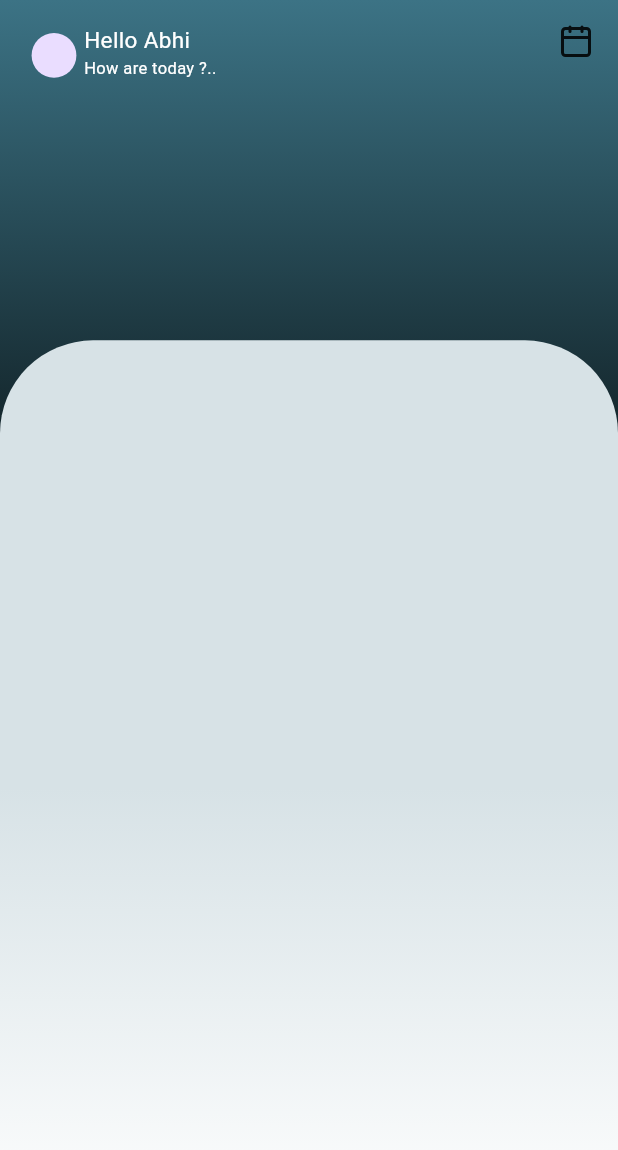
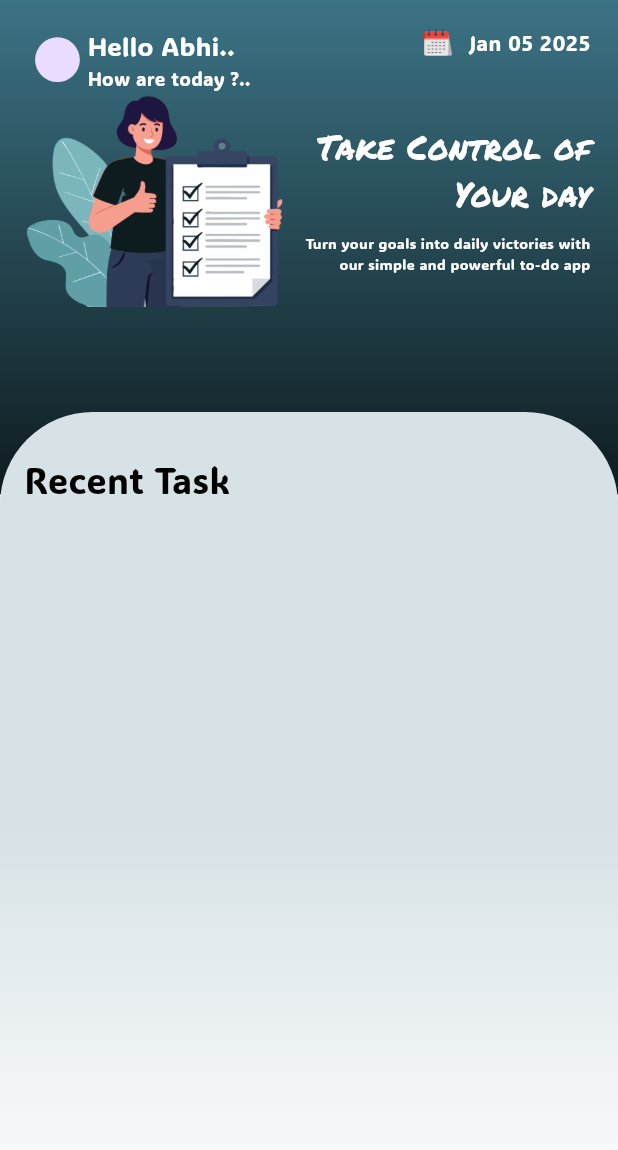
Before and after one commit to Abhijith792001/todo_app, a Flutter app: the screen it shows after launch, on a phone screen of 412 x 824 dp. Shown: the top 1150 px of the screen. Run offline on Flutter 3.47's test engine with Material 3 defaults, Android fonts, the light colour scheme and no system bars; our stand-ins replace dio, flutter_screenutil, get, lucide_icons.

Commit message:
Home page header ui is finished

```diff
--- a/lib/view/home_screen.dart
+++ b/lib/view/home_screen.dart
@@ -52,7 +52,7 @@ class HomeScreen extends StatelessWidget {
           Column(
             children: [
               Container(
-                padding: EdgeInsets.all(16),
+                padding: EdgeInsets.all(16.sp),
                 width: Get.width,
                 height: Get.height * .4,
                 decoration: BoxDecoration(
@@ -63,35 +63,103 @@ class HomeScreen extends StatelessWidget {
                   ),
                 ),
                 child: SafeArea(
-                  child: Row(
+                  child: Column(
+                    children: [
+                      Row(
                         mainAxisAlignment: MainAxisAlignment.spaceBetween,
                         crossAxisAlignment: CrossAxisAlignment.start,
                         children: [
                           Row(
-
-                      crossAxisAlignment: CrossAxisAlignment.start,
+                            crossAxisAlignment: CrossAxisAlignment.center,
                             children: [
-                         Container(
-                          margin:EdgeInsets.only(top: 6),
-                          height: 25.h,
-                          child: CircleAvatar()),
+                              SizedBox(height: 25.h, child: CircleAvatar()),
                               Column(
                                 crossAxisAlignment: CrossAxisAlignment.start,
                                 children: [
-                            Text('Hello Abhi',style: TextStyle(
+                                  Text(
+                                    'Hello Abhi..',
+                                    style: TextStyle(
                                       color: Colors.white,
-                              fontSize: 15
-                            ),),
-                            Text('How are today ?..'
-                            ,style: TextStyle(
+                                      fontSize: 15.sp,
+                                      fontFamily: 'ADLaM',
+                                    ),
+                                  ),
+                                  Text(
+                                    'How are today ?..',
+                                    style: TextStyle(
                                       color: Colors.white,
-                              fontSize: 11,)
-                            )
+                                      fontSize: 11.sp,
+                                      fontFamily: 'ADLaM',
+                                    ),
+                                  ),
                                 ],
                               ),
                             ],
                           ),
-                     Icon(LucideIcons.calendar)
+                          Row(
+                            mainAxisAlignment: MainAxisAlignment.center,
+                            crossAxisAlignment: CrossAxisAlignment.center,
+                            spacing: 10.sp,
+                            children: [
+                              Image.asset(
+                                'assets/images/calendar.png',
+                                height: 16.h,
+                                width: 16.w,
+                              ),
+                              Text(
+                                'Jan 05 2025',
+                                style: TextStyle(
+                                  fontFamily: 'ADLaM',
+                                  color: Colors.white,
+                                ),
+                              ),
+                            ],
+                          ),
+                        ],
+                      ),
+                      Row(
+                        children: [
+                          Container(
+                            // color: Colors.blue,
+                            child: Image.asset(
+                              'assets/images/bg-img.png',
+                              height: 120.h,
+                              width: 160.w,
+                              fit: BoxFit.cover,
+                            ),
+                          ),
+                          Expanded(
+                            child: Container(
+                              // color: Colors.amber,
+                              child: Column(
+                                spacing: 10,
+                                mainAxisAlignment: MainAxisAlignment.end,
+                                crossAxisAlignment: CrossAxisAlignment.end,
+                                children: [
+                                  Text(
+                                    'Take Control of \nYour day',
+                                    textAlign: TextAlign.right,
+                                    style: TextStyle(
+                                      fontSize: 22,
+                                      fontFamily: 'PermanentMarker',
+                                      color: Colors.white,
+                                    ),
+                                  ),
+                                  Text(
+                                    'Turn your goals into daily victories with \nour simple and powerful to-do app',
+                                    textAlign: TextAlign.right,
+                                    style: TextStyle(
+                                      fontFamily: 'ADLaM',
+                                      color: Colors.white,
+                                      fontSize: 9.5,
+                                    ),
+                                  ),
+                                ],
+                              ),
+                            ),
+                          ),
+                        ],
+                      ),
                     ],
                   ),
                 ),
@@ -101,19 +169,32 @@ class HomeScreen extends StatelessWidget {
           Positioned(
             bottom: 0,
             child: Container(
+              padding: EdgeInsets.all(16),
               width: Get.width,
-              height: 500.h,
+              height: 460.h,
               decoration: BoxDecoration(
                 borderRadius: BorderRadius.only(
                   topLeft: Radius.circular(62),
-                  topRight: Radius.circular(62)
+                  topRight: Radius.circular(62),
                 ),
                 gradient: LinearGradient(
-
                   begin: Alignment(0.50, -0.00),
                   end: Alignment(0.50, 1.00),
                   colors: [const Color(0xFFD7E2E6), Colors.white],
                 ),
+              ),
+              child: Column(
+
+                crossAxisAlignment: CrossAxisAlignment.start,
+                children: [
+                  Container(
+                    margin: EdgeInsets.only(top: 10.h),
+                    child: Text(
+                      'Recent Task',
+                      style: TextStyle(fontFamily: 'ADLaM', color: Colors.black,fontSize: 24),
+                    ),
+                  ),
+                ],
               ),
             ),
           ),
```
Also changed, not shown: pubspec.yaml (+9 -9 lines), assets/fonts/ADLaMDisplay-Regular.ttf (added), assets/fonts/PermanentMarker-Regular.ttf (added), assets/images/bg-img.png. Lines whose indentation alone changed are shown as unchanged.
